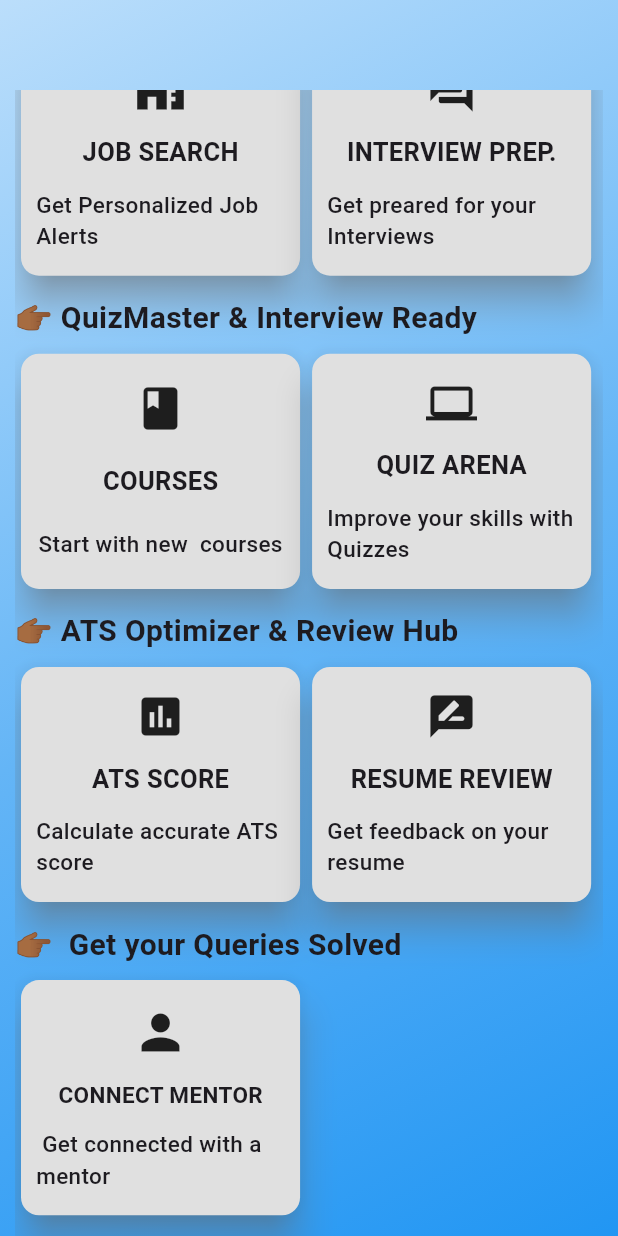
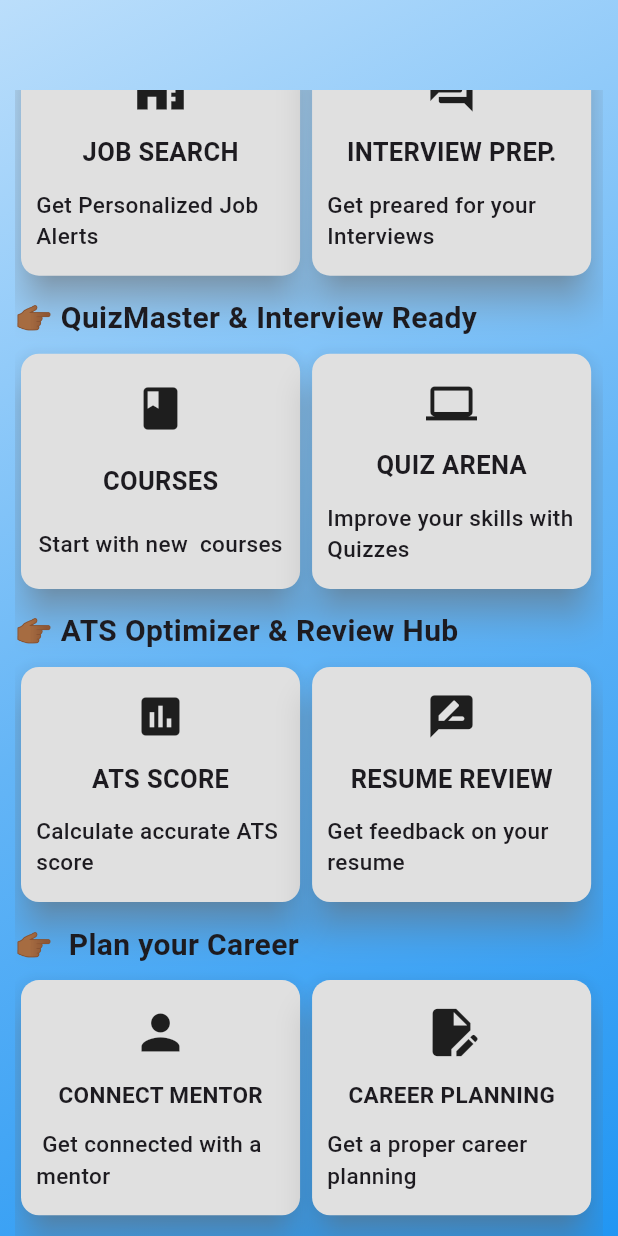
Before and after one commit to anshshr/eduguide-DE-Project, a Flutter app: the StartPage screen opened directly, scrolled down 454 dp, on a phone screen of 412 x 824 dp. Run offline on Flutter 3.47's test engine with Material 3 defaults, Android fonts, the phone set to English and light mode, and no system bars; our stand-ins replace avatar_glow, carousel_slider, file_picker, firebase_auth, firebase_core, flutter_credit_card and 12 more; missing offline and left inert: syncfusion_flutter_pdf; accounts and stored records are empty; network calls fail; project files that could hold a hidden picture were left out.

Commit message:
added the career plan code

```diff
--- a/lib/extra_operations/youtube_video_transcript.dart
+++ b/lib/extra_operations/youtube_video_transcript.dart
@@ -5,7 +5,7 @@ import 'package:http/http.dart' as http;
 Future<String> get_video_transcript(String videoid) async {
   try {
     var response = await http.get(
-      Uri.parse('http://192.168.119.231:8000/get_video_transcript/$videoid'),
+      Uri.parse('http://192.168.119.237:5000/get_video_transcript/$videoid'),
     );
 
     if (response.statusCode == 200) {
--- a/lib/pages/home page/start_page.dart
+++ b/lib/pages/home page/start_page.dart
@@ -5,6 +5,7 @@ import 'dart:io';
 import 'package:eduguide/chat_services/pages/record_audio.dart';
 import 'package:eduguide/my%20widgets/my_container.dart';
 import 'package:eduguide/pages/ATS%20score%20calculator/ats.dart';
+import 'package:eduguide/pages/career_planning/career_plan.dart';
 import 'package:eduguide/pages/courses%20pages/courses.dart';
 import 'package:eduguide/pages/home%20page/jobs_list.dart';
 import 'package:eduguide/pages/interview%20questions/interview_que.dart';
@@ -610,7 +611,7 @@ class _StartPageState extends State<StartPage> {
                     Align(
                       alignment: Alignment.topLeft,
                       child: Text(
-                        '👉🏾  Get your Queries Solved ',
+                        '👉🏾  Plan your Career ',
                         style: TextStyle(
                           fontWeight: FontWeight.bold,
                           fontSize: 20,
@@ -672,6 +673,58 @@ class _StartPageState extends State<StartPage> {
                             );
                           },
                         ),
+                        InkWell(
+                          child: SizedBox(
+                            height: MediaQuery.of(context).size.height * 0.2,
+                            width: MediaQuery.of(context).size.width * 0.471,
+                            child: Card(
+                              shadowColor: Colors.grey,
+                              borderOnForeground: true,
+                              color: Colors.grey[300]!,
+                              elevation: 10,
+                              child: Padding(
+                                padding: const EdgeInsets.symmetric(
+                                  horizontal: 10,
+                                  vertical: 10,
+                                ),
+                                child: Column(
+                                  mainAxisAlignment:
+                                      MainAxisAlignment.spaceAround,
+                                  children: [
+                                    Icon(
+                                      Icons.edit_document,
+                                      size: 38,
+                                      color: Colors.black87,
+                                    ),
+                                    Text(
+                                      'CAREER PLANNING',
+                                      style: TextStyle(
+                                        fontSize: 15,
+                                        fontWeight: FontWeight.bold,
+                                      ),
+                                    ),
+                                    Text(
+                                      'Get a proper career planning',
+                                      style: TextStyle(
+                                        fontSize: 15,
+                                        fontWeight: FontWeight.w500,
+                                      ),
+                                    ),
+                                  ],
+                                ),
+                              ),
+                            ),
+                          ),
+                          onTap: () {
+                            // go to  career planning page
+                            Navigator.push(
+                              context,
+                              MaterialPageRoute(
+                                builder: (context) => CareerPlan(),
+                              ),
+                            );
+                          },
+                        ),
                       ],
                     ),
                     SizedBox(height: 10),
```
Also changed, not shown: lib/pages/career_planning/career_plan.dart (added, +105 -0 lines), lib/pages/career_planning/careers_show.dart (added, +92 -0 lines), lib/pages/courses pages/video_quiz.dart (+30 -19 lines), lib/pages/courses pages/video_summary.dart (+35 -25 lines), 1 other file.
